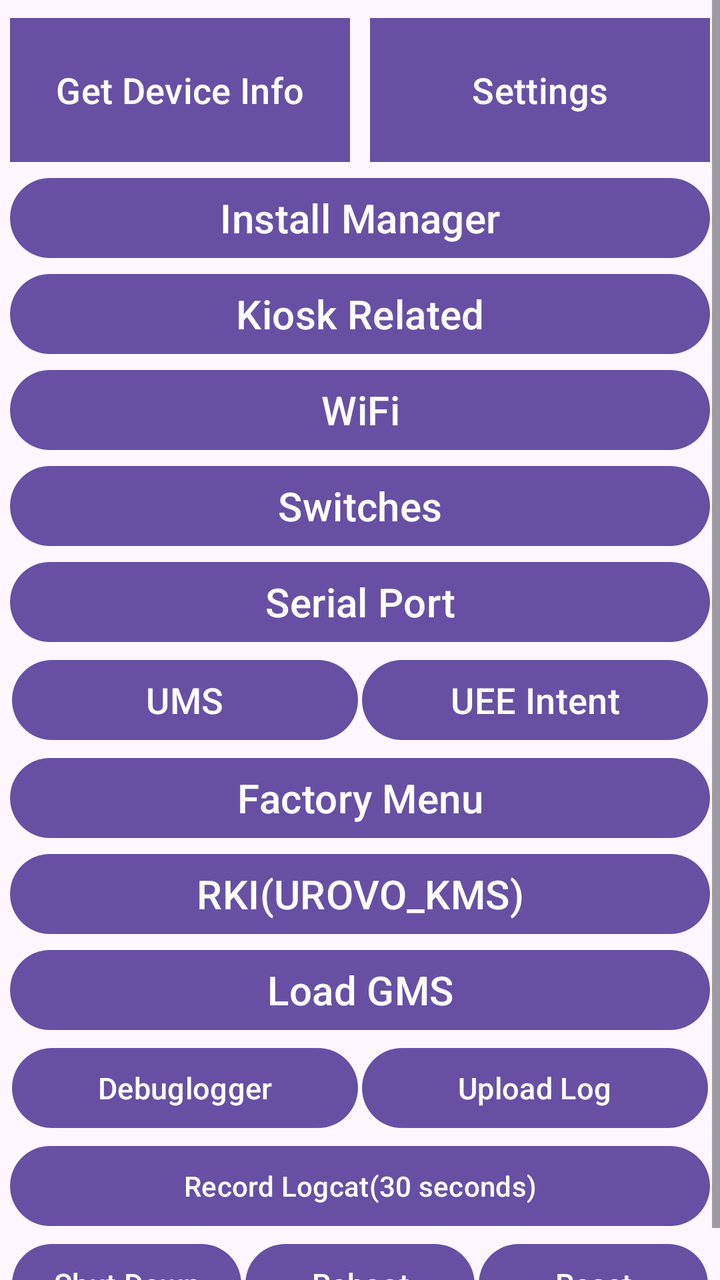
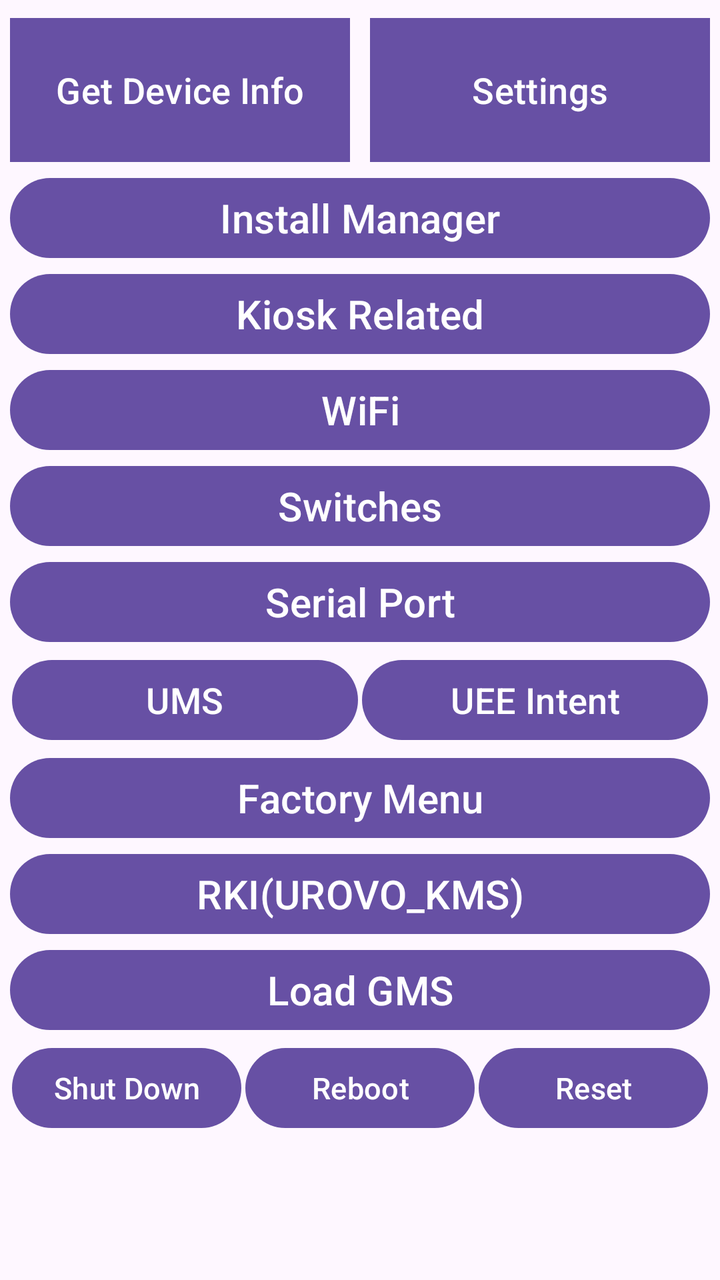

Screens rendered from an Android XML layout before and after an edit, with the pre-edit source and the edit as a unified diff.
<!-- AndroidManifest.xml: application theme Theme.POSGeneralSDKDemo -->
<!-- res/layout/activity_others.xml -->
<?xml version="1.0" encoding="utf-8"?>
<LinearLayout xmlns:android="http://schemas.android.com/apk/res/android"
    xmlns:app="http://schemas.android.com/apk/res-auto"
    xmlns:tools="http://schemas.android.com/tools"
    android:id="@+id/main"
    android:layout_width="match_parent"
    android:layout_height="match_parent"
    android:orientation="vertical">

    <ScrollView
        android:layout_width="match_parent"
        android:layout_height="match_parent">

        <LinearLayout
            android:layout_width="match_parent"
            android:layout_height="wrap_content"
            android:layout_margin="5dp"
            android:orientation="vertical">

            <LinearLayout
                android:layout_width="match_parent"
                android:layout_height="wrap_content"
                android:orientation="horizontal">

                <com.google.android.material.button.MaterialButton
                    android:id="@+id/btnGetDeviceInfo"
                    android:layout_width="0dp"
                    android:layout_height="80dp"
                    android:layout_weight="1"
                    android:text="Get Device Info"
                    android:textSize="18sp"
                    app:cornerRadius="0dp"
                    android:padding="0dp"/>

                <View
                    android:layout_width="10dp"
                    android:layout_height="match_parent"/>

                <com.google.android.material.button.MaterialButton
                    android:id="@+id/btnOtherSettings"
                    android:layout_width="0dp"
                    android:layout_height="80dp"
                    android:layout_weight="1"
                    android:text="Settings"
                    android:textSize="18sp"
                    app:cornerRadius="0dp"
                    android:padding="0dp"/>

            </LinearLayout>

            <Button
                android:id="@+id/btnInstallManager"
                android:layout_width="match_parent"
                android:layout_height="wrap_content"
                android:text="Install Manager"
                android:textSize="20sp"
                android:padding="0dp"/>

            <Button
                android:id="@+id/btnKioskRelated"
                android:layout_width="match_parent"
                android:layout_height="wrap_content"
                android:text="Kiosk Related"
                android:textSize="20sp"
                android:padding="0dp"/>

            <Button
                android:id="@+id/btnWifi"
                android:layout_width="match_parent"
                android:layout_height="wrap_content"
                android:text="WiFi"
                android:textSize="20sp"
                android:padding="0dp"/>

            <Button
                android:id="@+id/btnSwitches"
                android:layout_width="match_parent"
                android:layout_height="wrap_content"
                android:text="Switches"
                android:textSize="20sp"
                android:padding="0dp"/>

            <Button
                android:id="@+id/btnNewSerialPort"
                android:layout_width="match_parent"
                android:layout_height="wrap_content"
                android:text="Serial Port"
                android:textSize="20sp"
                android:padding="0dp"/>

            <LinearLayout
                android:layout_width="match_parent"
                android:layout_height="wrap_content"
                android:orientation="horizontal">

                <Button
                    android:id="@+id/btnUms"
                    android:layout_width="0dp"
                    android:layout_height="wrap_content"
                    android:layout_weight="1"
                    android:text="UMS"
                    android:textSize="18sp"
                    android:layout_margin="1dp"
                    android:padding="0dp"/>

                <Button
                    android:id="@+id/btnUeeIntent"
                    android:layout_width="0dp"
                    android:layout_height="wrap_content"
                    android:layout_weight="1"
                    android:text="UEE Intent"
                    android:textSize="18sp"
                    android:layout_margin="1dp"
                    android:padding="0dp"/>

            </LinearLayout>

            <Button
                android:id="@+id/btnFactoryMenu"
                android:layout_width="match_parent"
                android:layout_height="wrap_content"
                android:text="Factory Menu"
                android:textSize="20sp"
                android:padding="0dp"/>

            <Button
                android:id="@+id/btnRki"
                android:layout_width="match_parent"
                android:layout_height="wrap_content"
                android:text="RKI(UROVO_KMS)"
                android:textSize="20sp"
                android:padding="0dp"/>

            <Button
                android:id="@+id/btnLoadGMS"
                android:layout_width="match_parent"
                android:layout_height="wrap_content"
                android:text="Load GMS"
                android:textSize="20sp"
                android:padding="0dp"/>

            <LinearLayout
                android:layout_width="match_parent"
                android:layout_height="wrap_content"
                android:orientation="horizontal">

                <Button
                    android:id="@+id/btnDebuglogger"
                    android:layout_width="0dp"
                    android:layout_height="wrap_content"
                    android:layout_weight="1"
                    android:text="Debuglogger"
                    android:textSize="15sp"
                    android:layout_margin="1dp"
                    android:padding="0dp"/>

                <Button
                    android:id="@+id/btnUploadLog"
                    android:layout_width="0dp"
                    android:layout_height="wrap_content"
                    android:layout_weight="1"
                    android:text="Upload Log"
                    android:textSize="15sp"
                    android:layout_margin="1dp"

                    android:padding="0dp"/>

            </LinearLayout>

            <Button
                android:id="@+id/btnRecordLogcat"
                android:layout_width="match_parent"
                android:layout_height="wrap_content"
                android:text="Record Logcat(30 seconds)"
                android:padding="0dp"/>

            <LinearLayout
                android:layout_width="match_parent"
                android:layout_height="wrap_content"
                android:orientation="horizontal">

                <Button
                    android:id="@+id/btnShutDown"
                    android:layout_width="0dp"
                    android:layout_height="wrap_content"
                    android:layout_weight="1"
                    android:text="Shut Down"
                    android:textSize="15sp"
                    android:layout_margin="1dp"
                    android:padding="0dp"/>

                <Button
                    android:id="@+id/btnReboot"
                    android:layout_width="0dp"
                    android:layout_height="wrap_content"
                    android:layout_weight="1"
                    android:text="Reboot"
                    android:textSize="15sp"
                    android:layout_margin="1dp"
                    android:padding="0dp"/>

                <Button
                    android:id="@+id/btnReset"
                    android:layout_width="0dp"
                    android:layout_height="wrap_content"
                    android:layout_weight="1"
                    android:text="Reset"
                    android:textSize="15sp"
                    android:layout_margin="1dp"
                    android:padding="0dp"/>

            </LinearLayout>

        </LinearLayout>



    </ScrollView>


</LinearLayout>
<!-- resources referenced by this layout -->
<resources>
  <style name="Theme.POSGeneralSDKDemo" parent="Base.Theme.POSGeneralSDKDemo" />
  <style name="Base.Theme.POSGeneralSDKDemo" parent="Theme.Material3.DayNight.NoActionBar">
          
          
      </style>
</resources>

<!-- the commit's change to res/layout/activity_others.xml (unified diff, before → after) -->
@@ -145,41 +145,6 @@
                 android:orientation="horizontal">
 
                 <Button
-                    android:id="@+id/btnDebuglogger"
-                    android:layout_width="0dp"
-                    android:layout_height="wrap_content"
-                    android:layout_weight="1"
-                    android:text="Debuglogger"
-                    android:textSize="15sp"
-                    android:layout_margin="1dp"
-                    android:padding="0dp"/>
-
-                <Button
-                    android:id="@+id/btnUploadLog"
-                    android:layout_width="0dp"
-                    android:layout_height="wrap_content"
-                    android:layout_weight="1"
-                    android:text="Upload Log"
-                    android:textSize="15sp"
-                    android:layout_margin="1dp"
-
-                    android:padding="0dp"/>
-
-            </LinearLayout>
-
-            <Button
-                android:id="@+id/btnRecordLogcat"
-                android:layout_width="match_parent"
-                android:layout_height="wrap_content"
-                android:text="Record Logcat(30 seconds)"
-                android:padding="0dp"/>
-
-            <LinearLayout
-                android:layout_width="match_parent"
-                android:layout_height="wrap_content"
-                android:orientation="horizontal">
-
-                <Button
                     android:id="@+id/btnShutDown"
                     android:layout_width="0dp"
                     android:layout_height="wrap_content"
